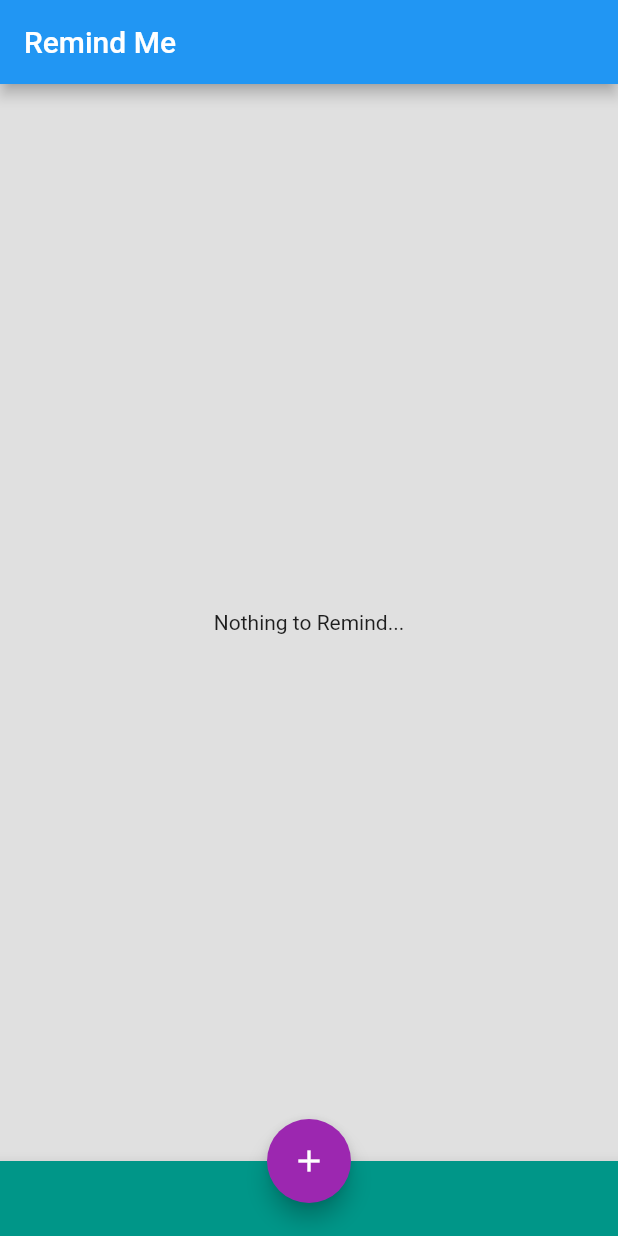
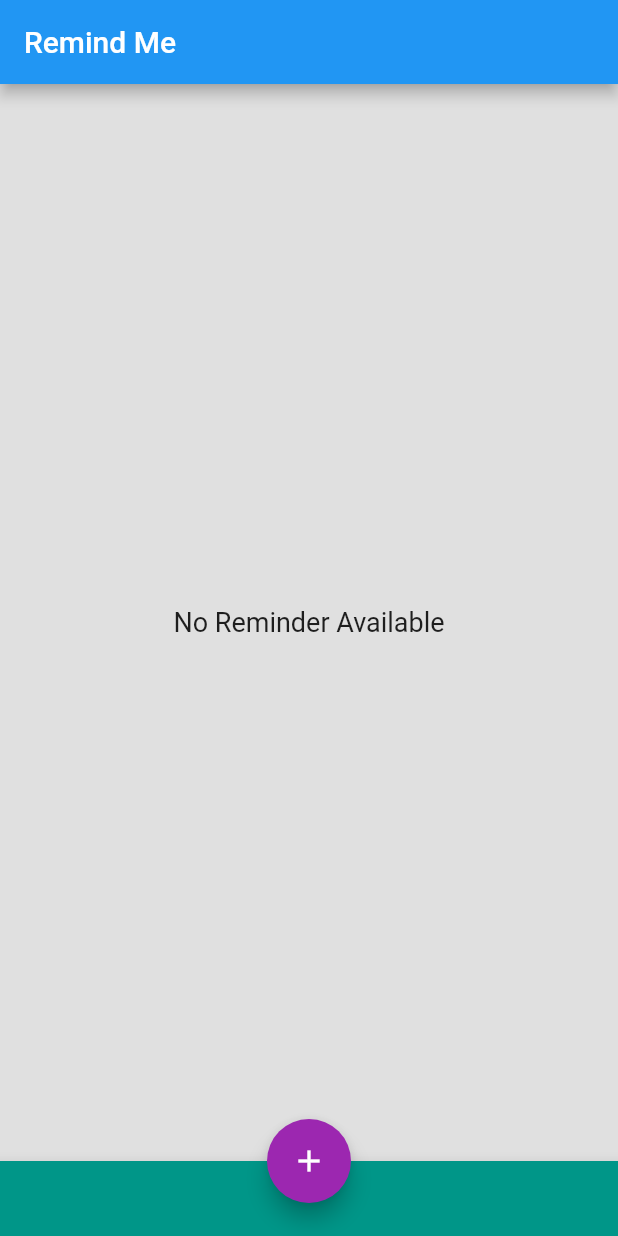
Before and after one commit to parmeshtoyou/remind_me, a Flutter app: the screen it shows after launch, on a phone screen of 412 x 824 dp. Run offline on Flutter 3.47's test engine with Material 2 defaults, Android fonts, the phone set to English and light mode, and no system bars.

Commit message:
Style and Text update for default message on home page

```diff
--- a/lib/pages/home_page.dart
+++ b/lib/pages/home_page.dart
@@ -24,7 +24,10 @@ class _HomePageState extends State<HomePage> {
       ),
       body: widget.listModel.getNotes().isEmpty
           ? const Center(
-              child: Text(Strings.nothingToRemind),
+              child: Text(
+                Strings.nothingToRemind,
+                style: TextStyle(fontSize: 18.0),
+              ),
             )
           : ReminderListWidget(
               onNoteClickListener: (Note note) {
--- a/lib/resource/strings.dart
+++ b/lib/resource/strings.dart
@@ -6,7 +6,7 @@ class Strings {
   static const String productName = "Product Name";
   static const String productDescription = "Product Description";
   static const String newNote = "New Note";
-  static const String nothingToRemind = "Nothing to Remind...";
+  static const String nothingToRemind = "No Reminder Available";
   static const String purchasedOn = "Purchased On:";
   static const String expiringOn = "Expiring On:";
   static const String detail = "Detail";
```
